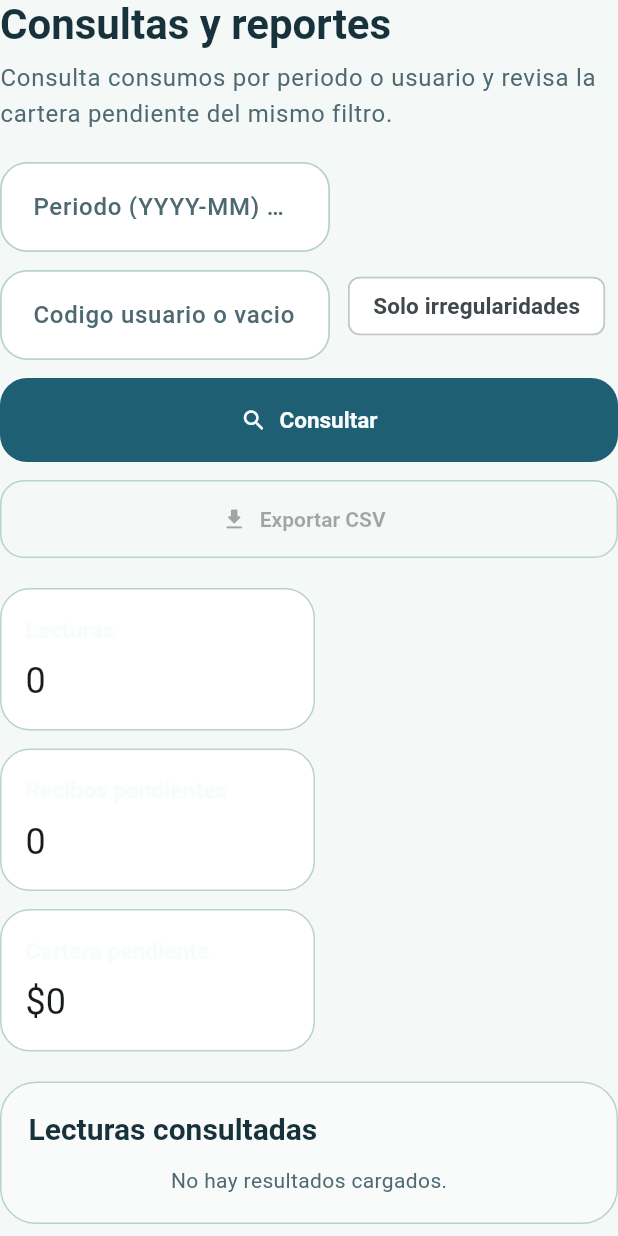
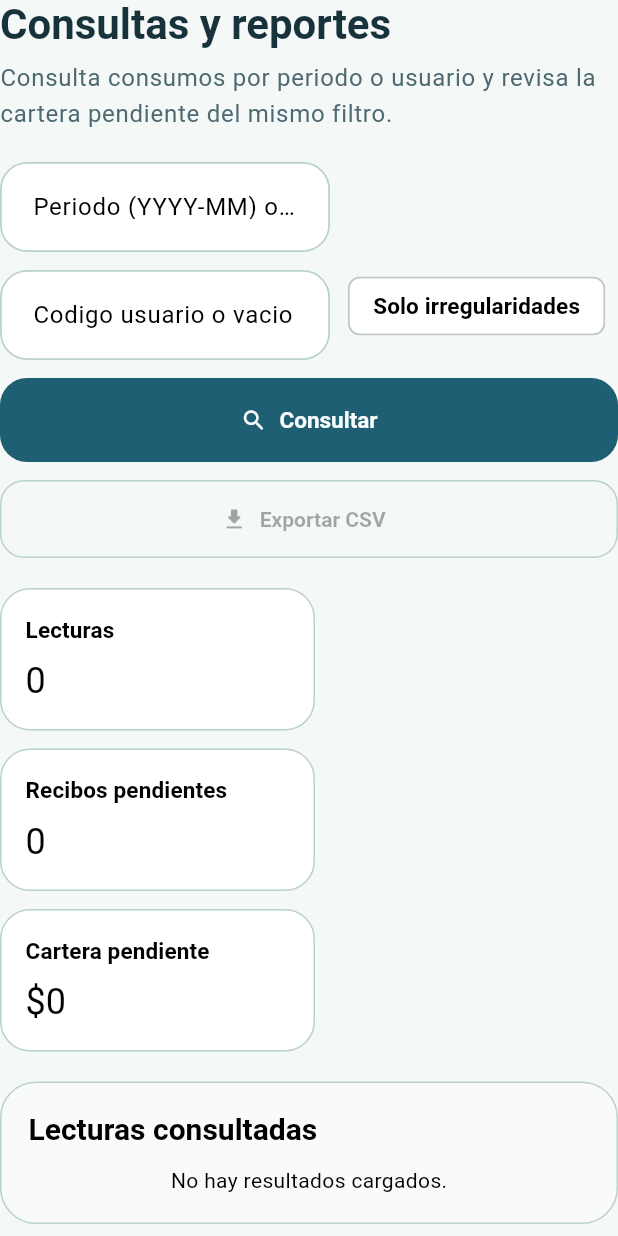
Before and after one commit to JairoAndresOrostegui/acueducto_viota_newzenda, a Flutter app: the ConsumptionReportsAdminPage widget shown alone on an empty page, opened directly, after a tap on "Consultar", on a phone screen of 412 x 824 dp. Run offline on Flutter 3.47's test engine with Material 3 defaults, Android fonts, the light colour scheme and no system bars; our stand-ins replace cloud_firestore, cloud_functions, file_picker, firebase_auth, firebase_core, pdf and 2 more; missing offline and left inert: dart:html, excel; accounts and stored records are empty.

Commit message:
Add invoice values to consumption report export

```diff
--- a/lib/features/consumptions/presentation/pages/consumption_reports_admin_page.dart
+++ b/lib/features/consumptions/presentation/pages/consumption_reports_admin_page.dart
@@ -39,6 +39,7 @@
   bool _onlyIrregular = false;
   List<ConsumptionReading> _items = const [];
   List<Invoice> _pendingInvoices = const [];
+  Map<_InvoiceKey, Invoice> _invoicesByReading = const {};
 
   int get _pendingAmount {
     return _pendingInvoices.fold<int>(
@@ -56,6 +57,18 @@
 
   @override
   Widget build(BuildContext context) {
+    final baseTheme = Theme.of(context);
+    final highContrastTheme = baseTheme.copyWith(
+      textTheme: baseTheme.textTheme.apply(
+        bodyColor: Colors.black,
+        displayColor: Colors.black,
+      ),
+      inputDecorationTheme: baseTheme.inputDecorationTheme.copyWith(
+        labelStyle: const TextStyle(color: Colors.black),
+        floatingLabelStyle: const TextStyle(color: Colors.black),
+        hintStyle: const TextStyle(color: Colors.black87),
+      ),
+    );
     final compact = MediaQuery.sizeOf(context).width < 980;
     final readingsList = _items.isEmpty
         ? null
@@ -171,7 +184,11 @@
       child: pendingList,
     );
 
-    return Stack(
+    return Theme(
+      data: highContrastTheme,
+      child: DefaultTextStyle.merge(
+        style: const TextStyle(color: Colors.black),
+        child: Stack(
         children: [
           AbsorbPointer(
             absorbing: _loading,
@@ -215,6 +232,7 @@
                           ),
                           FilterChip(
                             label: const Text('Solo irregularidades'),
+                            labelStyle: const TextStyle(color: Colors.black),
                             selected: _onlyIrregular,
                             onSelected: (value) {
                               setState(() => _onlyIrregular = value);
@@ -295,6 +313,7 @@
                         ),
                         FilterChip(
                           label: const Text('Solo irregularidades'),
+                          labelStyle: const TextStyle(color: Colors.black),
                           selected: _onlyIrregular,
                           onSelected: (value) {
                             setState(() => _onlyIrregular = value);
@@ -353,6 +372,8 @@
               ),
             ),
         ],
+        ),
+      ),
     );
   }
 
@@ -361,23 +382,25 @@
     try {
       final period = _normalize(_periodController.text);
       final customerCode = _normalize(_customerController.text);
-      final results = await Future.wait([
-        _firestoreService.fetchReadingsReport(
+      final readingsFuture = _firestoreService.fetchReadingsReport(
         period: period,
         customerCode: customerCode,
         onlyIrregular: _onlyIrregular,
-        ),
-        _invoiceService.fetchPendingInvoicesReport(
+      );
+      final pendingInvoicesFuture = _invoiceService.fetchPendingInvoicesReport(
         period: period,
         customerCode: customerCode,
-        ),
-      ]);
+      );
+      final readings = await readingsFuture;
+      final invoicesByReading = await _fetchInvoicesByReading(readings);
+      final pendingInvoices = await pendingInvoicesFuture;
       if (!mounted) {
         return;
       }
       setState(() {
-        _items = results[0] as List<ConsumptionReading>;
-        _pendingInvoices = results[1] as List<Invoice>;
+        _items = readings;
+        _invoicesByReading = invoicesByReading;
+        _pendingInvoices = pendingInvoices;
       });
     } finally {
       if (mounted) {
@@ -396,6 +419,9 @@
         'lectura_anterior',
         'lectura_actual',
         'consumo_calculado',
+        'saldo_anterior',
+        'valor_total_a_pagar',
+        'valor_pagado',
         'estado',
         'facturado',
         'pagado',
@@ -403,22 +429,7 @@
         'observaciones_operario',
         'observaciones_admin',
       ],
-      for (final item in _items)
-        [
-          item.periodoActual,
-          item.codigoUsuario,
-          item.nombreUsuario,
-          item.codigoContador,
-          '${item.lecturaAnterior ?? ''}',
-          '${item.lecturaActual}',
-          '${item.consumoCalculado ?? ''}',
-          item.estado,
-          item.facturado ? 'si' : 'no',
-          item.pagado ? 'si' : 'no',
-          item.irregularidad?.tipo ?? '',
-          item.observacionesOperario ?? '',
-          item.observacionesAdmin ?? '',
-        ],
+      for (final item in _items) _exportRowForReading(item),
     ];
     final csv = rows.map(_encodeCsvRow).join('\n');
     final filename = 'consumos_${_normalize(_periodController.text) ?? 'todos'}.csv';
@@ -442,6 +453,73 @@
   String _encodeCsvRow(List<String> row) {
     return row.map((item) => '"${item.replaceAll('"', '""')}"').join(',');
   }
+
+  List<String> _exportRowForReading(ConsumptionReading item) {
+    final invoice = _invoicesByReading[_InvoiceKey.fromReading(item)];
+    return [
+      item.periodoActual,
+      item.codigoUsuario,
+      item.nombreUsuario,
+      item.codigoContador,
+      '${item.lecturaAnterior ?? ''}',
+      '${item.lecturaActual}',
+      '${item.consumoCalculado ?? ''}',
+      invoice == null ? '' : '${invoice.saldoAnterior}',
+      invoice == null ? '' : '${_invoiceTotalToPay(invoice)}',
+      '${invoice?.valorPagado ?? 0}',
+      item.estado,
+      item.facturado ? 'si' : 'no',
+      item.pagado ? 'si' : 'no',
+      item.irregularidad?.tipo ?? '',
+      item.observacionesOperario ?? '',
+      item.observacionesAdmin ?? '',
+    ];
+  }
+
+  Future<Map<_InvoiceKey, Invoice>> _fetchInvoicesByReading(
+    List<ConsumptionReading> readings,
+  ) async {
+    final periods = readings.map((item) => item.periodoActual).toSet().toList();
+    final invoicesByReading = <_InvoiceKey, Invoice>{};
+    for (final period in periods) {
+      final invoices = await _invoiceService.fetchInvoicesForPeriod(period);
+      for (final invoice in invoices) {
+        invoicesByReading[_InvoiceKey.fromInvoice(invoice)] = invoice;
+      }
+    }
+    return invoicesByReading;
+  }
+}
+
+int _invoiceTotalToPay(Invoice invoice) {
+  return invoice.total + invoice.saldoAnterior + invoice.reconexion;
+}
+
+@immutable
+class _InvoiceKey {
+  const _InvoiceKey(this.period, this.meterCode);
+
+  factory _InvoiceKey.fromReading(ConsumptionReading reading) {
+    return _InvoiceKey(reading.periodoActual, reading.codigoContador);
+  }
+
+  factory _InvoiceKey.fromInvoice(Invoice invoice) {
+    return _InvoiceKey(invoice.periodo, invoice.codigoContador);
+  }
+
+  final String period;
+  final String meterCode;
+
+  @override
+  bool operator ==(Object other) {
+    return identical(this, other) ||
+        other is _InvoiceKey &&
+            other.period == period &&
+            other.meterCode == meterCode;
+  }
+
+  @override
+  int get hashCode => Object.hash(period, meterCode);
 }
 
 class _MetricCard extends StatelessWidget {
```
Lines whose indentation alone changed are shown as unchanged.
